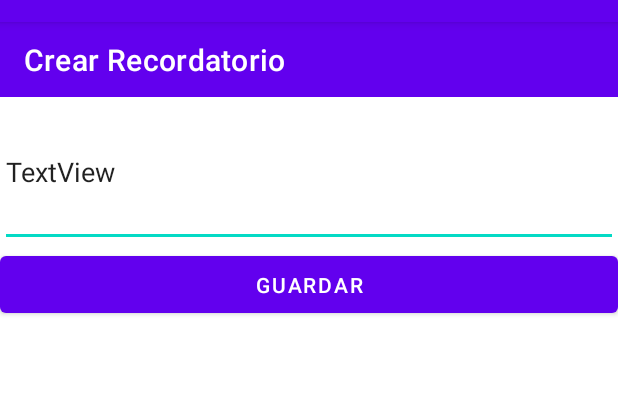
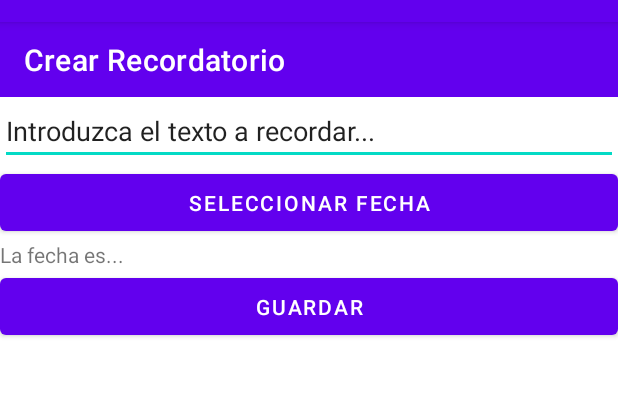
Before and after one commit to Joacof17/TP2-DAM, an Android app: the act2 screen opened directly, with no data from a screen before it, on a phone screen of 412 x 824 dp, the part 62-458 px from its top. Run offline under Robolectric (Android 15) with nearby library versions, the phone set to English and light mode, and no system bars.

Commit message:
both activities working

```diff
--- a/app/build.gradle
+++ b/app/build.gradle
@@ -3,7 +3,7 @@ plugins {
 }
 
 android {
-    compileSdk 29
+    compileSdk 31
 
     defaultConfig {
         applicationId "com.example.myapp2"
--- a/app/src/main/java/com/example/myapp2/act2.java
+++ b/app/src/main/java/com/example/myapp2/act2.java
@@ -3,12 +3,50 @@ package com.example.myapp2;
 import androidx.appcompat.app.AppCompatActivity;
 
 import android.os.Bundle;
+import android.view.View;
+import android.widget.Button;
+import android.widget.TextView;
+
+import com.google.android.material.datepicker.MaterialDatePicker;
+import com.google.android.material.datepicker.MaterialPickerOnPositiveButtonClickListener;
+
+import java.text.SimpleDateFormat;
+import java.util.Calendar;
+import java.util.TimeZone;
 
 public class act2 extends AppCompatActivity {
+
+    public Button mButtonSelecionarBtn;
+    public TextView mTextViewFechaSeleccionada;
 
     @Override
     protected void onCreate(Bundle savedInstanceState) {
         super.onCreate(savedInstanceState);
         setContentView(R.layout.activity_act2);
+
+        mButtonSelecionarBtn = findViewById(R.id.Seleccionar);
+        mTextViewFechaSeleccionada = findViewById(R.id.fechaSeleccionada);
+
+        MaterialDatePicker.Builder builder = MaterialDatePicker.Builder.datePicker();
+        builder.setTitleText("Selecciona una fecha");
+        final MaterialDatePicker materialDatePicker = builder.build();
+
+        mButtonSelecionarBtn.setOnClickListener(new View.OnClickListener() {
+            @Override
+            public void onClick(View v) {
+                materialDatePicker.show(getSupportFragmentManager(), materialDatePicker.getTag());
+            }
+        });
+
+        materialDatePicker.addOnPositiveButtonClickListener(new MaterialPickerOnPositiveButtonClickListener() {
+            @Override
+            public void onPositiveButtonClick(Object selection) {
+                mTextViewFechaSeleccionada.setText("Se eligió " + materialDatePicker.getHeaderText());
+            }
+        });
+
+
     }
+
+
 }
--- a/app/src/main/res/layout/activity_act2.xml
+++ b/app/src/main/res/layout/activity_act2.xml
@@ -24,12 +24,30 @@
             app:title="Crear Recordatorio" />
 
 
+
+
         <EditText
             android:id="@+id/textView3"
             android:layout_width="match_parent"
-            android:layout_height="100dp"
-            android:text="TextView"
-            android:editable="true"/>
+            android:layout_height="wrap_content"
+            android:text="@string/textEscriba"
+            />
+
+        <Button
+            android:id="@+id/Seleccionar"
+            android:layout_width="match_parent"
+            android:layout_height="50dp"
+
+            android:minWidth="48dp"
+            android:text="@string/buttonSeleccionar" />
+
+
+        <TextView
+            android:id="@+id/fechaSeleccionada"
+            android:layout_width="match_parent"
+            android:layout_height="wrap_content"
+            android:text="@string/textFecha"
+            />
 
         <Button
             android:id="@+id/button"
@@ -38,5 +56,6 @@
 
             android:minWidth="48dp"
             android:text="@string/buttonGuardar" />
+
     </LinearLayout>
 </androidx.constraintlayout.widget.ConstraintLayout>
--- a/app/src/main/res/values/strings.xml
+++ b/app/src/main/res/values/strings.xml
@@ -2,4 +2,7 @@
     <string name="app_name">MyApp2</string>
     <string name="label">Es lo que dice</string>
     <string name="buttonGuardar">Guardar</string>
+    <string name="textEscriba">Introduzca el texto a recordar...</string>
+    <string name="textFecha">La fecha es...</string>
+    <string name="buttonSeleccionar">Seleccionar Fecha</string>
 </resources>
```
Also changed, not shown: app/src/main/java/com/example/myapp2/MainActivity.java (+22 -0 lines), app/src/main/res/layout/activity_main.xml (+17 -8 lines).
